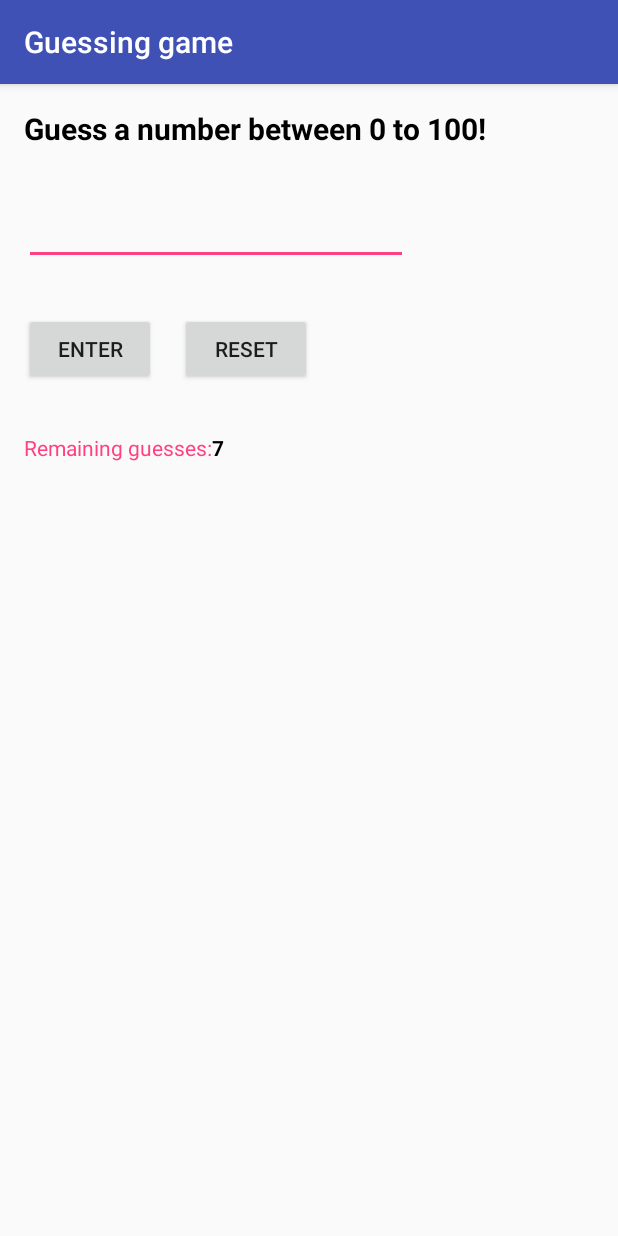
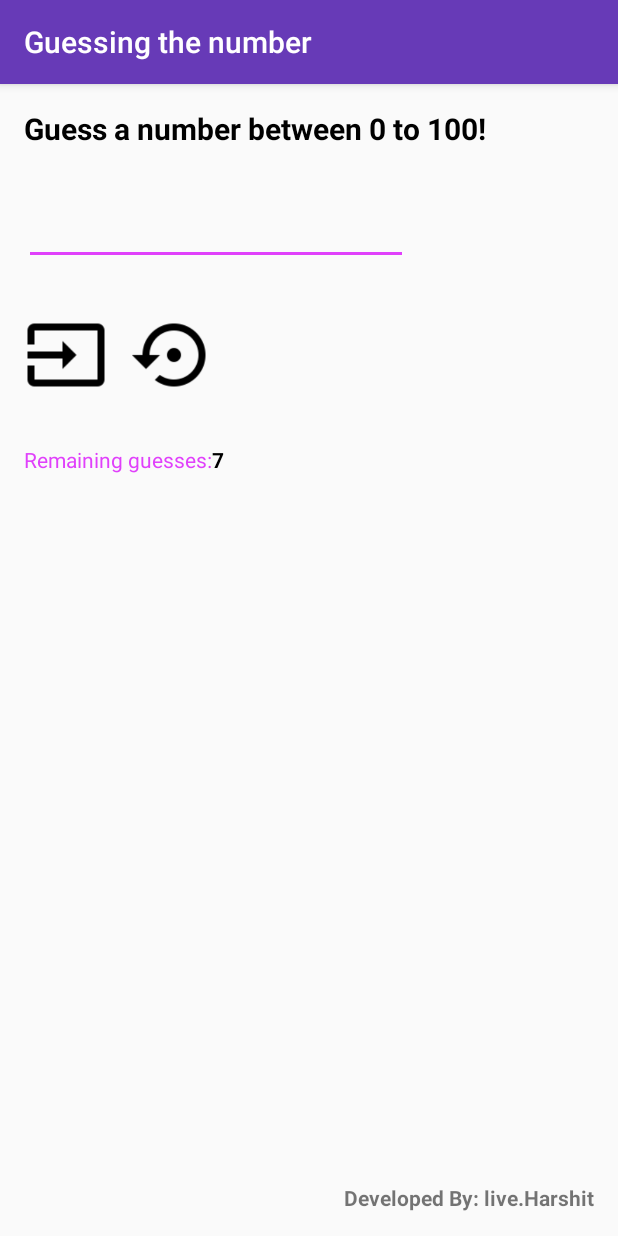
Before and after one commit to liveHarshit/GuessTheNumber-game-android, an Android app: the screen it shows after launch (GameActivity), on a phone screen of 412 x 824 dp. Run offline under Robolectric (Android 15) with nearby library versions, the phone set to English and light mode, and no system bars.

Commit message:
polish done

```diff
--- a/app/src/main/res/layout/activity_game.xml
+++ b/app/src/main/res/layout/activity_game.xml
@@ -1,80 +1,94 @@
 <?xml version="1.0" encoding="utf-8"?>
-<LinearLayout xmlns:android="http://schemas.android.com/apk/res/android"
+<RelativeLayout xmlns:android="http://schemas.android.com/apk/res/android"
     xmlns:app="http://schemas.android.com/apk/res-auto"
     xmlns:tools="http://schemas.android.com/tools"
     android:layout_width="match_parent"
-    android:orientation="vertical"
     android:layout_height="match_parent"
     tools:context=".GameActivity">
+
+    <LinearLayout
+        android:layout_width="match_parent"
+        android:layout_height="wrap_content"
+        android:orientation="vertical">
+
 
         <TextView
             android:layout_width="match_parent"
             android:layout_height="wrap_content"
+            android:layout_margin="16dp"
             android:text="@string/title"
+            android:textColor="#000000"
             android:textSize="20sp"
-        android:layout_margin="16dp"
-        android:textStyle="bold"
-        android:textColor="#000000"/>
-
+            android:textStyle="bold" />
 
 
         <EditText
+            android:id="@+id/number_edit_text"
             android:layout_width="256dp"
             android:layout_height="wrap_content"
             android:layout_margin="16dp"
-        android:id="@+id/number_edit_text"
-        android:inputType="number"/>
+            android:inputType="number" />
 
         <LinearLayout
             android:layout_width="match_parent"
             android:layout_height="wrap_content"
-        android:orientation="horizontal"
-        android:layout_margin="16dp">
+            android:layout_margin="16dp"
+            android:orientation="horizontal">
 
 
             <Button
-            android:layout_width="wrap_content"
-            android:layout_height="wrap_content"
-            android:text="@string/enter"
-            android:id="@+id/enter_button"/>
+                android:id="@+id/enter_button"
+                android:layout_width="56dp"
+                android:layout_height="56dp"
+                android:background="@drawable/ic_input_black_48dp" />
 
             <Button
-            android:layout_width="wrap_content"
-            android:layout_height="wrap_content"
-            android:text="@string/reset"
                 android:id="@+id/reset_button"
-            android:layout_marginLeft="16dp"/>
+                android:layout_width="56dp"
+                android:layout_height="56dp"
+                android:layout_marginLeft="16dp"
+                android:background="@drawable/ic_settings_backup_restore_black_48dp" />
 
         </LinearLayout>
 
         <LinearLayout
             android:layout_width="wrap_content"
             android:layout_height="wrap_content"
-        android:orientation="horizontal"
-        android:layout_margin ="16dp">
+            android:layout_margin="16dp"
+            android:orientation="horizontal">
 
             <TextView
                 android:layout_width="wrap_content"
                 android:layout_height="wrap_content"
                 android:text="@string/remaining_guesses"
-            android:textColor="@color/colorAccent"/>
+                android:textColor="@color/colorAccent" />
+
+            <TextView
+                android:id="@+id/remaining_guesses_text_view"
+                android:layout_width="wrap_content"
+                android:layout_height="wrap_content"
+                android:textColor="#000000"
+                android:textStyle="bold" />
+
+        </LinearLayout>
+
+        <TextView
+            android:id="@+id/result_text_view"
+            android:layout_width="match_parent"
+            android:layout_height="wrap_content"
+            android:layout_margin="16dp"
+            android:textSize="25sp" />
+
+    </LinearLayout>
 
     <TextView
         android:layout_width="wrap_content"
         android:layout_height="wrap_content"
-            android:textColor="#000000"
-            android:textStyle="bold"
-            android:id="@+id/remaining_guesses_text_view"/>
-
-    </LinearLayout>
-
-    <TextView
-        android:layout_width="match_parent"
-        android:layout_height="wrap_content"
+        android:layout_alignParentBottom="true"
+        android:layout_alignParentRight="true"
         android:layout_margin="16dp"
-        android:textSize="25sp"
-        android:id="@+id/result_text_view" />
+        android:text="@string/developer"
+        android:textStyle="bold" />
 
 
-
-</LinearLayout>
+</RelativeLayout>
--- a/app/src/main/res/values/colors.xml
+++ b/app/src/main/res/values/colors.xml
@@ -1,6 +1,6 @@
 <?xml version="1.0" encoding="utf-8"?>
 <resources>
-    <color name="colorPrimary">#3F51B5</color>
-    <color name="colorPrimaryDark">#303F9F</color>
-    <color name="colorAccent">#FF4081</color>
+    <color name="colorPrimary">#673AB7</color>
+    <color name="colorPrimaryDark">#512DA8</color>
+    <color name="colorAccent">#E040FB</color>
 </resources>
--- a/app/src/main/res/values/strings.xml
+++ b/app/src/main/res/values/strings.xml
@@ -1,12 +1,13 @@
 <resources>
-    <string name="app_name">Guessing game</string>
+    <string name="app_name">Guessing the number</string>
     <string name="title">Guess a number between 0 to 100!</string>
-    <string name="high">Number is too high</string>
-    <string name="low">Number is too low</string>
+    <string name="high">Number is too high, try lower one</string>
+    <string name="low">Number is too low, try higher one</string>
     <string name="won">You won!</string>
     <string name="enter">Enter</string>
     <string name="reset">Reset</string>
     <string name="remaining_guesses">Remaining guesses: </string>
-    <string name="loss">You loss. Try again..</string>
+    <string name="loss">Sorry, You loss.</string>
     <string name="error">Please enter a number to continue.</string>
+    <string name="developer">Developed By: live.Harshit</string>
 </resources>
```
Also changed, not shown: app/src/main/java/com/liveharshit/android/guessinggame/GameActivity.java (+62 -3 lines), app/src/main/res/drawable/ic_input_black_48dp.png (added), app/src/main/res/drawable/ic_send_black_48dp.png (added), app/src/main/res/drawable/ic_settings_backup_restore_black_48dp.png (added), app/src/main/res/drawable/loss_face.png (added), app/src/main/res/drawable/won_face.png (added). Lines whose indentation alone changed are shown as unchanged.
